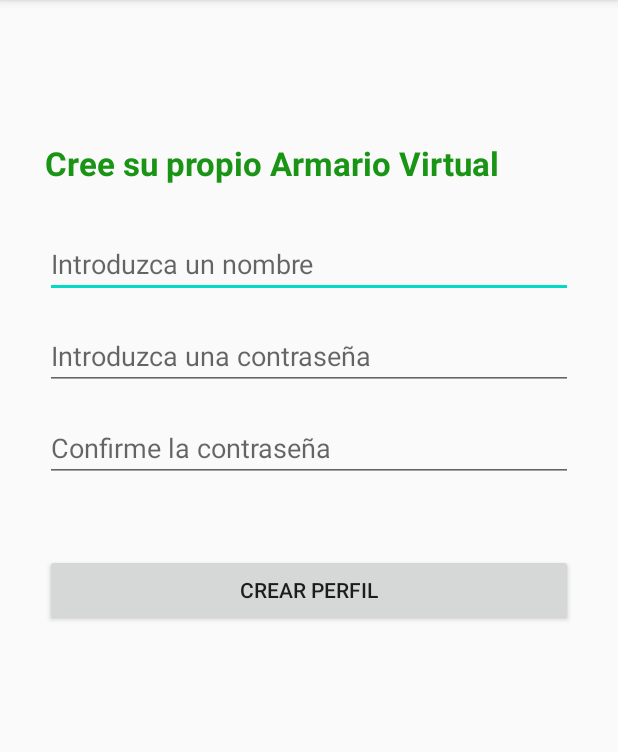
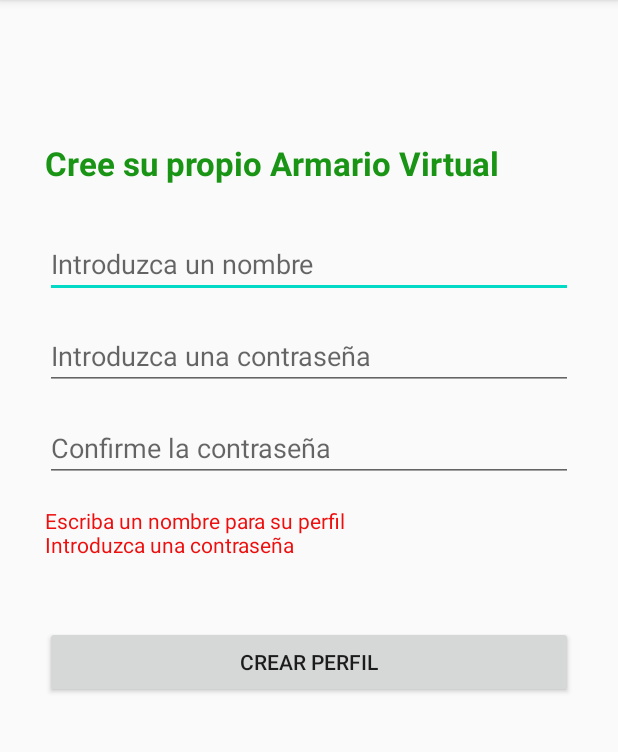
Before and after one commit to jblanava/DressMeApp, an Android app: the RegistroActivity screen opened directly, with no data from a screen before it, after a tap on "CREAR PERFIL", on a phone screen of 412 x 824 dp, the part 84-836 px from its top. Run offline under Robolectric (Android 15) with nearby library versions, the phone set to English and light mode, and no system bars.

Commit message:
En las clases RegistroActivity y MainActivity he refinado el código de la validación

```diff
--- a/app/src/main/java/com/example/dressmeapp/RegistroActivity.java
+++ b/app/src/main/java/com/example/dressmeapp/RegistroActivity.java
@@ -7,6 +7,8 @@ import android.view.View;
 import android.widget.Button;
 import android.widget.EditText;
 import android.widget.TextView;
+
+import java.util.StringJoiner;
 
 public class RegistroActivity extends AppCompatActivity {
 
@@ -44,11 +46,32 @@ public class RegistroActivity extends AppCompatActivity {
 
     private void validarCrearCuenta(String nombre, String contrasenia, String contraseniaConfirmada) {
 
-        // Comprobar nombre. Condiciones:
-        // 1. Al menos un carácter (no vacío)
+        String errores = "";
+        boolean ok = true;
 
+        // Validar nombre
         if (nombre.isEmpty()) {
-            //textError.setText();
+            ok = false;
+            errores += getString(R.string.registro_error_sinnombre) + "\n";
+        } else if (GestorBD.UsuarioEstaEnBD(nombre)) {
+            ok = false;
+            errores += getString(R.string.registro_error_sinnombre) + "\n";
+        }
+
+        // Validar contraseña
+        if (!contrasenia.equals(contraseniaConfirmada)) {
+            ok = false;
+            errores += getString(R.string.registro_error_passnocoincide) + "\n";
+        } else if (contrasenia.isEmpty()) {
+            ok = false;
+            errores += getString(R.string.registro_error_sinpass) + "\n";
+        }
+
+        // Mostrar errores o crear cuenta
+        if (ok) {
+            GestorBD.CrearPerfil(nombre, contrasenia);
+        } else {
+            textError.setText(errores);
         }
 
     }
--- a/app/src/main/res/layout/activity_registro.xml
+++ b/app/src/main/res/layout/activity_registro.xml
@@ -62,7 +62,7 @@
             <TextView
                 android:id="@+id/textError"
                 android:layout_width="match_parent"
-                android:layout_height="16dp"
+                android:layout_height="64dp"
                 android:layout_marginTop="16dp"
                 android:textColor="@color/colorError" />
 
--- a/app/src/main/res/values/strings.xml
+++ b/app/src/main/res/values/strings.xml
@@ -9,7 +9,9 @@
     <string name="contrasenia">Contraseña</string>
     <string name="iniciar_sesion">Entrar</string>
     <string name="nuevo_perfil">Nuevo perfil</string>
-    <string name="login_incorrecto">Usuario o contraseña incorrectos</string>
+
+    <string name="login_incorrecto_usuario">Usuario no encontrado</string>
+    <string name="login_incorrecto_pass">Contraseña incorrecta</string>
 
     <!-- strings usados en RegistroActivity -->
     <string name="bienvenida_registro">Cree su propio Armario Virtual</string>
@@ -18,5 +20,10 @@
     <string name="registro_contrasenia_confirma">Confirme la contraseña</string>
     <string name="crear_perfil">Crear perfil</string>
 
+    <string name="registro_error_sinnombre">Escriba un nombre para su perfil</string>
+    <string name="registro_error_nombreusado">El nombre ya está en uso</string>
+    <string name="registro_error_passnocoincide">La contraseña no coincide</string>
+    <string name="registro_error_sinpass">Introduzca una contraseña</string>
+
 
 </resources>
```
Also changed, not shown: app/src/main/java/com/example/dressmeapp/MainActivity.java (+16 -20 lines).
